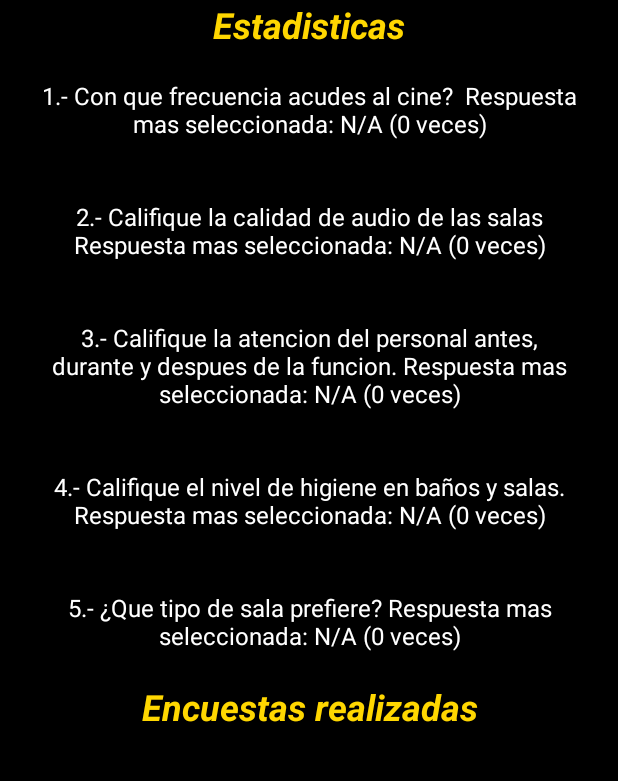
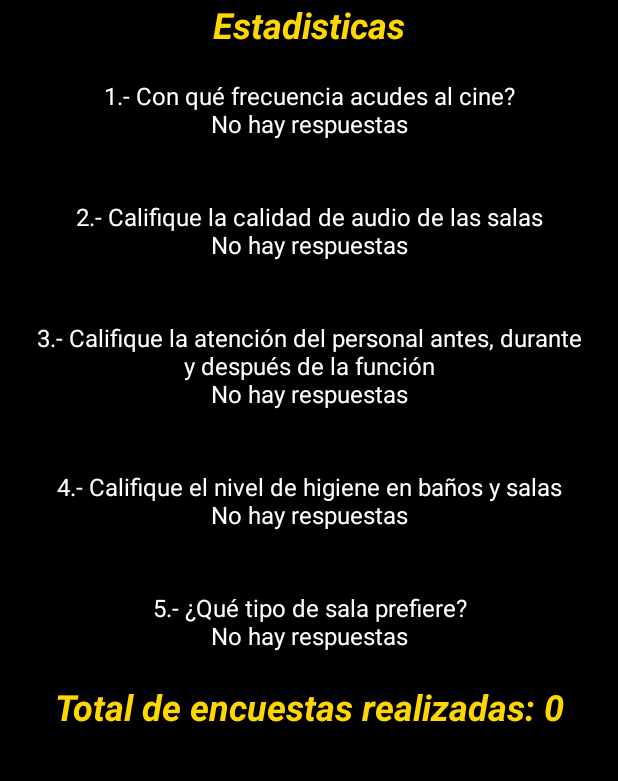
Before and after one commit to 2024030465-byte/EC2-TI42, an Android app built with Jetpack Compose: the ResultadosEncuesta screen opened directly, with no data from a screen before it, on a phone screen of 412 x 824 dp, the part 355-1136 px from its top. Run offline under Robolectric (Android 15) with nearby library versions, the phone set to English and light mode, and no system bars; Roboto replaces fonts that are not available here.

Commit message:
Se sube el proyecto segun ya terminado pero está sujeto a mejoras que se indiquen

```diff
--- a/app/src/main/java/com/example/examencorte2/AdminSQLiteOpenHelper.kt
+++ b/app/src/main/java/com/example/examencorte2/AdminSQLiteOpenHelper.kt
@@ -6,7 +6,7 @@ import android.database.sqlite.SQLiteOpenHelper
 
 class AdminSQLiteOpenHelper(context: Context?, name: String?, factory: SQLiteDatabase.CursorFactory?, version: Int) : SQLiteOpenHelper(context, name, factory, version) {
     override fun onCreate(db: SQLiteDatabase) {
-        db?.execSQL("create table encuesta(id integer primary key autoincrement, nombre text, respuesta1 text, respuesta2 text, respuesta3 text, respuesta4 text, respuesta5 text)")
+        db?.execSQL("create table encuesta(id integer primary key autoincrement, respuesta1 text, respuesta2 text, respuesta3 text, respuesta4 text, respuesta5 text, EncuestasTotales integer)")
     }
 
     override fun onUpgrade(db: SQLiteDatabase?, oldVersion: Int, newVersion: Int) {
--- a/app/src/main/java/com/example/examencorte2/ResultadosEncuesta.kt
+++ b/app/src/main/java/com/example/examencorte2/ResultadosEncuesta.kt
@@ -36,63 +36,48 @@ class ResultadosEncuesta : AppCompatActivity() {
         val Respuesta3 = findViewById<TextView>(R.id.Respuesta3)
         val Respuesta4 = findViewById<TextView>(R.id.Respuesta4)
         val Respuesta5 = findViewById<TextView>(R.id.Respuesta5)
-
-        // Función que devuelve la respuesta más seleccionada y su cantidad
-        fun agarrarRespuestaFrecuente(bd: SQLiteDatabase, campo: String): Pair<String, Int> {
-            val cursor = bd.rawQuery(
-                "SELECT $campo, COUNT(*) AS total FROM encuesta GROUP BY $campo ORDER BY total DESC LIMIT 1",
-                null
-            )
-            var respuesta = "N/A"
-            var total = 0
-            if (cursor.moveToFirst()) {
-                respuesta = cursor.getString(0)
-                total = cursor.getInt(1)
-            }
-            cursor.close()
-            return Pair(respuesta, total)
-        }
-
-        // Asignar los valores a cada TextView
-        val (resp1, tot1) = agarrarRespuestaFrecuente(bd, "respuesta1")
-        val (resp2, tot2) = agarrarRespuestaFrecuente(bd, "respuesta2")
-        val (resp3, tot3) = agarrarRespuestaFrecuente(bd, "respuesta3")
-        val (resp4, tot4) = agarrarRespuestaFrecuente(bd, "respuesta4")
-        val (resp5, tot5) = agarrarRespuestaFrecuente(bd, "respuesta5")
-
-        Respuesta1.text = "1.- Con que frecuencia acudes al cine?  Respuesta mas seleccionada: $resp1 ($tot1 veces)"
-        Respuesta2.text = "2.- Califique la calidad de audio de las salas Respuesta mas seleccionada: $resp2 ($tot2 veces)"
-        Respuesta3.text = "3.- Califique la atencion del personal antes, durante y despues de la funcion. Respuesta mas seleccionada: $resp3 ($tot3 veces)"
-        Respuesta4.text = "4.- Califique el nivel de higiene en baños y salas. Respuesta mas seleccionada: $resp4 ($tot4 veces)"
-        Respuesta5.text = "5.- ¿Que tipo de sala prefiere? Respuesta mas seleccionada: $resp5 ($tot5 veces)"
+        val EncuestasTotal = findViewById<TextView>(R.id.textView5)
 
 
 
-
-        // Mostrar todas las encuestas en el LinearLayout
-        val fila = bd.rawQuery("SELECT nombre, respuesta1, respuesta2, respuesta3, respuesta4, respuesta5 FROM encuesta", null)
-        if (fila.moveToFirst()) {
-            do {
-                val nombre = fila.getString(0)
-                val r1 = fila.getString(1)
-                val r2 = fila.getString(2)
-                val r3 = fila.getString(3)
-                val r4 = fila.getString(4)
-                val r5 = fila.getString(5)
-
-                val txtResultados = TextView(this)
-                txtResultados.text = "Nombre: $nombre\nPregunta 1: $r1\nPregunta 2: $r2\nPregunta 3: $r3\nPregunta 4: $r4\nPregunta 5: $r5"
-                txtResultados.setPadding(10, 10, 10, 10)
-                txtResultados.textSize = 16f
-                txtResultados.textAlignment = TextView.TEXT_ALIGNMENT_CENTER
-                ContResultados.addView(txtResultados)
-
-            } while (fila.moveToNext())
-        } else {
-            Toast.makeText(this, "No hay encuestas guardadas", Toast.LENGTH_SHORT).show()
+        // Función que devuelve la respuesta más seleccionada y su cantidad
+        fun agarrarTodasRespuestas(bd: SQLiteDatabase, campo: String): String {
+            val cursor = bd.rawQuery(
+                "SELECT $campo, COUNT(*) AS total FROM encuesta GROUP BY $campo ",
+                null
+            )
+            val resultados=StringBuilder()
+            if (cursor.moveToFirst()) {
+                do {
+                    val respuesta = cursor.getString(0)
+                    val total = cursor.getInt(1)
+                    resultados.append("$respuesta ($total veces)\n")
+                } while (cursor.moveToNext())
+            } else {
+                resultados.append("No hay respuestas")
+            }
+            cursor.close()
+            return resultados.toString()
         }
 
-        fila.close()
+        Respuesta1.text = "1.- Con qué frecuencia acudes al cine?\n${agarrarTodasRespuestas(bd, "respuesta1")}"
+        Respuesta2.text = "2.- Califique la calidad de audio de las salas\n${agarrarTodasRespuestas(bd, "respuesta2")}"
+        Respuesta3.text = "3.- Califique la atención del personal antes, durante y después de la función\n${agarrarTodasRespuestas(bd, "respuesta3")}"
+        Respuesta4.text = "4.- Califique el nivel de higiene en baños y salas\n${agarrarTodasRespuestas(bd, "respuesta4")}"
+        Respuesta5.text = "5.- ¿Qué tipo de sala prefiere?\n${agarrarTodasRespuestas(bd, "respuesta5")}"
+
+
+        val cursor = bd.rawQuery("SELECT SUM(EncuestasTotales) FROM encuesta", null)
+        if(cursor.moveToFirst()) {
+            val Encuestastotales = cursor.getInt(0)
+            EncuestasTotal.text = "Total de encuestas realizadas: $Encuestastotales"
+        }else{
+            EncuestasTotal.text = "Total de encuestas realizadas: 0"
+        }
+        cursor.close()
+
+
+
         bd.close()
         admin.close()
     }
--- a/app/src/main/res/layout/activity_resultados_encuesta.xml
+++ b/app/src/main/res/layout/activity_resultados_encuesta.xml
@@ -97,8 +97,8 @@
         <TextView
             android:id="@+id/textView5"
             android:layout_width="match_parent"
-            android:layout_height="wrap_content"
-            android:text="Encuestas realizadas"
+            android:layout_height="74dp"
+            android:text="Total de encuestas realizadas"
             android:textAlignment="center"
             android:textColor="#FFD700"
             android:textSize="24sp"
```
Also changed, not shown: app/src/main/java/com/example/examencorte2/Encuestas.kt (+4 -6 lines), app/src/main/res/layout/activity_encuestas.xml (+0 -15 lines).
